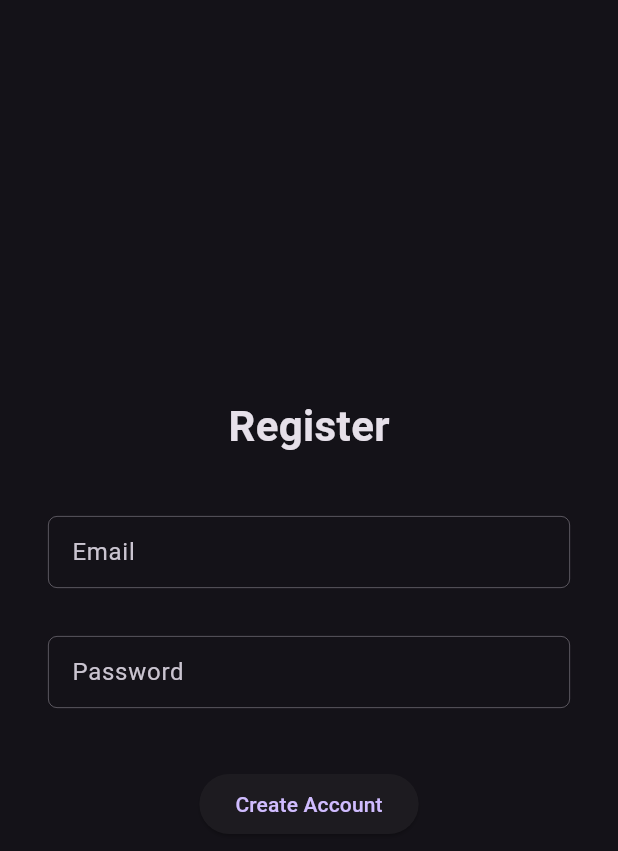
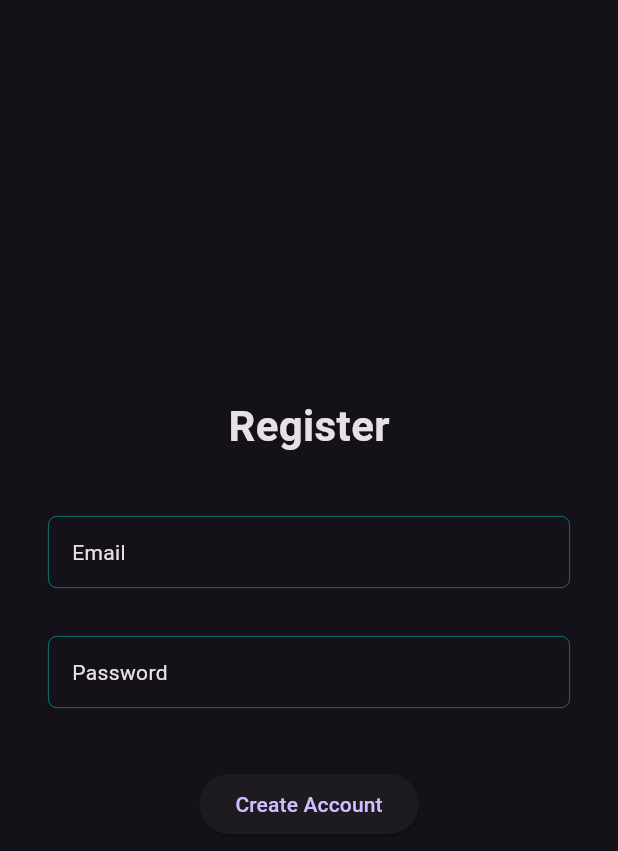
Before and after one commit to Sudhanshhu/Video_agora, a Flutter app: the RegisterPage screen opened directly, on a phone screen of 412 x 824 dp. Shown: the top 851 px of the screen. Run offline on Flutter 3.47's test engine with Material 3 defaults, Android fonts, the phone set to English and light mode, and no system bars; our stand-ins replace cloud_firestore, equatable, firebase_auth, firebase_core, flutter_bloc, fluttertoast and 5 more; missing offline and left inert: agora_rtc_engine; accounts and stored records are empty; project files that could hold a hidden picture were left out.

Commit message:
last push

```diff
--- a/lib/core/common/widget/k_textform_field.dart
+++ b/lib/core/common/widget/k_textform_field.dart
@@ -144,7 +144,7 @@ class KTextFormField extends StatelessWidget {
             label: Row(
               mainAxisSize: MainAxisSize.min,
               children: [
-                Text(
+                KText(
                   hintText ?? "",
                 ),
                 if (mandatory)
@@ -156,16 +156,16 @@ class KTextFormField extends StatelessWidget {
               ],
             ),
             enabledBorder: isUnderLine
-                ? UnderlineInputBorder(
+                ? const UnderlineInputBorder(
                     borderSide: BorderSide(
-                      color: colorScheme.onSurfaceVariant,
+                      color: Colors.teal,
                       width: 0.5,
                     ),
                   )
                 : OutlineInputBorder(
                     borderRadius: BorderRadius.circular(curve),
-                    borderSide: BorderSide(
-                      color: colorScheme.onSurfaceVariant.withOpacity(0.5),
+                    borderSide: const BorderSide(
+                      color: Colors.teal,
                       width: 0.5,
                     ),
                   ),
--- a/lib/src/auth/presentation/pages/login_page.dart
+++ b/lib/src/auth/presentation/pages/login_page.dart
@@ -103,6 +103,7 @@ class SignInForm extends StatelessWidget {
             KTextFormField(
               controller: emailController,
               hintText: "Email",
+              prefixIconData: Icons.email,
               inputType: InputType.email,
               validator: (value) {
                 if (value == null || value.isEmpty) {
@@ -119,6 +120,7 @@ class SignInForm extends StatelessWidget {
               controller: passwordController,
               obscureText: true,
               hintText: 'Password',
+              prefixIconData: Icons.lock,
               validator: (value) {
                 if (value == null || value.isEmpty) {
                   return 'Please enter your password';
--- a/lib/src/call/views/call_screen.dart
+++ b/lib/src/call/views/call_screen.dart
@@ -213,7 +213,7 @@ class _CallScreenState extends State<CallScreen> {
                           backgroundColor: Colors.red,
                           child: const Icon(Icons.call_end),
                         ),
-                        Text("AAA ${state.participants.length}"),
+                        Text("${state.participants.length}"),
                       ],
                     ),
                   ),
```
